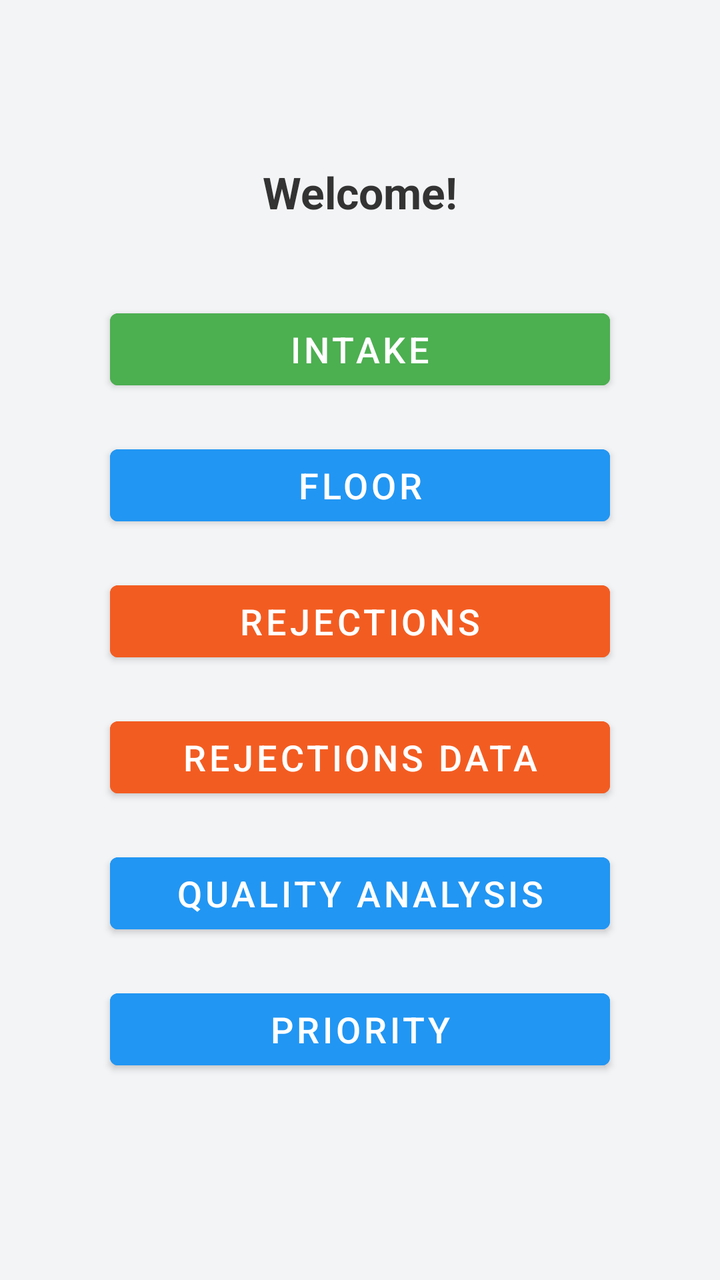
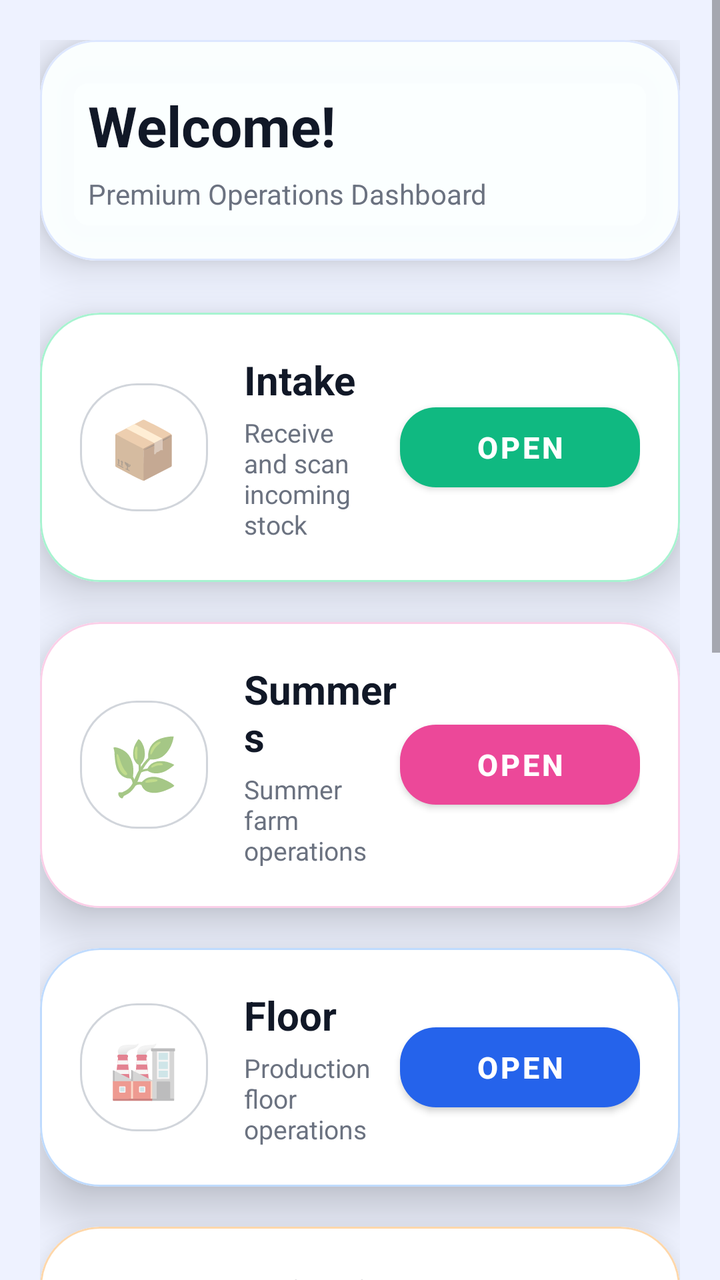

Compare the two renders of this Android layout. The source of the first and the diff that turns it into the second are given below.
<!-- AndroidManifest.xml: application theme Theme.YourApp -->
<!-- res/layout/activity_main_dashboard.xml -->
<?xml version="1.0" encoding="utf-8"?>
<LinearLayout xmlns:android="http://schemas.android.com/apk/res/android"
    android:orientation="vertical"
    android:gravity="center"
    android:background="#F3F4F6"
    android:padding="24dp"
    android:layout_width="match_parent"
    android:layout_height="match_parent">

    <TextView
        android:id="@+id/welcomeText"
        android:text="Welcome!"
        android:textColor="#333333"
        android:textSize="22sp"
        android:textStyle="bold"
        android:layout_marginBottom="40dp"
        android:layout_width="wrap_content"
        android:layout_height="wrap_content" />

    <Button
        android:id="@+id/intakeBtn"
        android:text="Intake"
        android:layout_width="250dp"
        android:layout_height="wrap_content"
        android:backgroundTint="#4CAF50"
        android:textColor="#FFFFFF"
        android:textSize="18sp"
        android:layout_marginBottom="20dp" />

    <Button
        android:id="@+id/floorBtn"
        android:text="Floor"
        android:layout_width="250dp"
        android:layout_height="wrap_content"
        android:backgroundTint="#2196F3"
        android:textColor="#FFFFFF"
        android:textSize="18sp"
        android:layout_marginBottom="20dp"/>










    <Button
        android:id="@+id/qcBtn1"
        android:text="REJECTIONS"
        android:layout_width="250dp"
        android:layout_height="wrap_content"
        android:backgroundTint="#F35C21"
        android:textColor="#FFFFFF"
        android:textSize="18sp"
        android:layout_marginBottom="20dp"/>

    <Button
        android:id="@+id/qcBtn2"
        android:text="REJECTIONS DATA"
        android:layout_width="250dp"
        android:layout_height="wrap_content"
        android:backgroundTint="#F35C21"
        android:textColor="#FFFFFF"
        android:textSize="18sp"
        android:layout_marginBottom="20dp"/>




    <Button
        android:id="@+id/qaBtn"
        android:text="Quality Analysis"
        android:layout_width="250dp"
        android:layout_height="wrap_content"
        android:backgroundTint="#2196F3"
        android:textColor="#FFFFFF"
        android:textSize="18sp"
        android:layout_marginBottom="20dp"/>

    <Button
        android:id="@+id/priorityBtn"
        android:text="PRIORITY"
        android:layout_width="250dp"
        android:layout_height="wrap_content"
        android:backgroundTint="#2196F3"
        android:textColor="#FFFFFF"
        android:textSize="18sp"
        android:layout_marginBottom="20dp"/>

</LinearLayout>
<!-- resources referenced by this layout -->
<resources>
  <style name="Theme.YourApp" parent="Theme.MaterialComponents.DayNight.NoActionBar">
          
          <item name="colorPrimary">@color/teal_700</item>
          <item name="colorPrimaryVariant">@color/teal_200</item>
          <item name="colorOnPrimary">@android:color/white</item>
  
          
          <item name="colorSecondary">@color/purple_500</item>
          <item name="colorSecondaryVariant">@color/purple_700</item>
          <item name="colorOnSecondary">@android:color/white</item>
  
          
          <item name="android:colorBackground">@color/white</item>
          <item name="colorSurface">@color/white</item>
          <item name="colorOnSurface">@android:color/black</item>
  
          
          <item name="android:statusBarColor">?attr/colorPrimaryVariant</item>
  
  
  
  
  
      </style>
  <color name="teal_700">#018786</color>
  <color name="teal_200">#03DAC5</color>
  <color name="purple_500">#6200EE</color>
  <color name="purple_700">#3700B3</color>
  <color name="white">#FFFFFF</color>
</resources>

<!-- the commit's change to res/layout/activity_main_dashboard.xml (unified diff, before → after) -->
@@ -1,92 +1,567 @@
 <?xml version="1.0" encoding="utf-8"?>
-<LinearLayout xmlns:android="http://schemas.android.com/apk/res/android"
-    android:orientation="vertical"
-    android:gravity="center"
-    android:background="#F3F4F6"
-    android:padding="24dp"
+<ScrollView xmlns:android="http://schemas.android.com/apk/res/android"
+    xmlns:app="http://schemas.android.com/apk/res-auto"
     android:layout_width="match_parent"
-    android:layout_height="match_parent">
-
-    <TextView
-        android:id="@+id/welcomeText"
-        android:text="Welcome!"
-        android:textColor="#333333"
-        android:textSize="22sp"
-        android:textStyle="bold"
-        android:layout_marginBottom="40dp"
-        android:layout_width="wrap_content"
-        android:layout_height="wrap_content" />
-
-    <Button
-        android:id="@+id/intakeBtn"
-        android:text="Intake"
-        android:layout_width="250dp"
+    android:layout_height="match_parent"
+    android:fillViewport="true"
+    android:background="#EEF2FF">
+
+    <LinearLayout
+        android:layout_width="match_parent"
         android:layout_height="wrap_content"
-        android:backgroundTint="#4CAF50"
-        android:textColor="#FFFFFF"
-        android:textSize="18sp"
-        android:layout_marginBottom="20dp" />
-
-    <Button
-        android:id="@+id/floorBtn"
-        android:text="Floor"
-        android:layout_width="250dp"
-        android:layout_height="wrap_content"
-        android:backgroundTint="#2196F3"
-        android:textColor="#FFFFFF"
-        android:textSize="18sp"
-        android:layout_marginBottom="20dp"/>
-
-
-
-
-
-
-
-
-
-
-    <Button
-        android:id="@+id/qcBtn1"
-        android:text="REJECTIONS"
-        android:layout_width="250dp"
-        android:layout_height="wrap_content"
-        android:backgroundTint="#F35C21"
-        android:textColor="#FFFFFF"
-        android:textSize="18sp"
-        android:layout_marginBottom="20dp"/>
-
-    <Button
-        android:id="@+id/qcBtn2"
-        android:text="REJECTIONS DATA"
-        android:layout_width="250dp"
-        android:layout_height="wrap_content"
-        android:backgroundTint="#F35C21"
-        android:textColor="#FFFFFF"
-        android:textSize="18sp"
-        android:layout_marginBottom="20dp"/>
-
-
-
-
-    <Button
-        android:id="@+id/qaBtn"
-        android:text="Quality Analysis"
-        android:layout_width="250dp"
-        android:layout_height="wrap_content"
-        android:backgroundTint="#2196F3"
-        android:textColor="#FFFFFF"
-        android:textSize="18sp"
-        android:layout_marginBottom="20dp"/>
-
-    <Button
-        android:id="@+id/priorityBtn"
-        android:text="PRIORITY"
-        android:layout_width="250dp"
-        android:layout_height="wrap_content"
-        android:backgroundTint="#2196F3"
-        android:textColor="#FFFFFF"
-        android:textSize="18sp"
-        android:layout_marginBottom="20dp"/>
-
-</LinearLayout>
+        android:orientation="vertical"
+        android:padding="20dp">
+
+        
+        <com.google.android.material.card.MaterialCardView
+            android:layout_width="match_parent"
+            android:layout_height="wrap_content"
+            android:layout_marginBottom="26dp"
+            app:cardCornerRadius="28dp"
+            app:cardElevation="12dp"
+            app:strokeColor="#DDE7FF"
+            app:strokeWidth="1dp"
+            app:cardBackgroundColor="#F8FBFFFF">
+
+            <LinearLayout
+                android:layout_width="match_parent"
+                android:layout_height="wrap_content"
+                android:orientation="vertical"
+                android:padding="24dp">
+
+                <TextView
+                    android:id="@+id/welcomeText"
+                    android:layout_width="wrap_content"
+                    android:layout_height="wrap_content"
+                    android:text="Welcome!"
+                    android:textColor="#111827"
+                    android:textSize="28sp"
+                    android:textStyle="bold" />
+
+                <TextView
+                    android:layout_width="wrap_content"
+                    android:layout_height="wrap_content"
+                    android:text="Premium Operations Dashboard"
+                    android:textColor="#6B7280"
+                    android:textSize="14sp"
+                    android:layout_marginTop="6dp" />
+
+            </LinearLayout>
+
+        </com.google.android.material.card.MaterialCardView>
+
+        
+        <com.google.android.material.card.MaterialCardView
+            android:layout_width="match_parent"
+            android:layout_height="wrap_content"
+            android:layout_marginBottom="20dp"
+            app:cardCornerRadius="30dp"
+            app:cardElevation="14dp"
+            app:strokeColor="#A7F3D0"
+            app:strokeWidth="1dp"
+            app:cardBackgroundColor="#FFFFFF">
+
+            <LinearLayout
+                android:layout_width="match_parent"
+                android:layout_height="wrap_content"
+                android:orientation="horizontal"
+                android:gravity="center_vertical"
+                android:padding="20dp">
+
+                <LinearLayout
+                    android:layout_width="64dp"
+                    android:layout_height="64dp"
+                    android:gravity="center"
+                    android:background="@drawable/header_glass">
+
+                    <TextView
+                        android:layout_width="wrap_content"
+                        android:layout_height="wrap_content"
+                        android:text="📦"
+                        android:textSize="28sp" />
+
+                </LinearLayout>
+
+                <LinearLayout
+                    android:layout_width="0dp"
+                    android:layout_height="wrap_content"
+                    android:layout_weight="1"
+                    android:orientation="vertical"
+                    android:layout_marginStart="18dp">
+
+                    <TextView
+                        android:layout_width="wrap_content"
+                        android:layout_height="wrap_content"
+                        android:text="Intake"
+                        android:textColor="#111827"
+                        android:textSize="20sp"
+                        android:textStyle="bold" />
+
+                    <TextView
+                        android:layout_width="wrap_content"
+                        android:layout_height="wrap_content"
+                        android:text="Receive and scan incoming stock"
+                        android:textColor="#6B7280"
+                        android:textSize="13sp"
+                        android:layout_marginTop="4dp" />
+
+                </LinearLayout>
+
+                <com.google.android.material.button.MaterialButton
+                    android:id="@+id/intakeBtn"
+                    android:layout_width="120dp"
+                    android:layout_height="52dp"
+                    android:text="OPEN"
+                    android:textAllCaps="false"
+                    android:textSize="15sp"
+                    android:textStyle="bold"
+                    android:textColor="#FFFFFF"
+                    app:backgroundTint="#10B981"
+                    app:cornerRadius="18dp"
+                    app:elevation="6dp" />
+
+            </LinearLayout>
+
+        </com.google.android.material.card.MaterialCardView>
+
+        
+        <com.google.android.material.card.MaterialCardView
+            android:layout_width="match_parent"
+            android:layout_height="wrap_content"
+            android:layout_marginBottom="20dp"
+            app:cardCornerRadius="30dp"
+            app:cardElevation="14dp"
+            app:strokeColor="#FBCFE8"
+            app:strokeWidth="1dp"
+            app:cardBackgroundColor="#FFFFFF">
+
+            <LinearLayout
+                android:layout_width="match_parent"
+                android:layout_height="wrap_content"
+                android:orientation="horizontal"
+                android:gravity="center_vertical"
+                android:padding="20dp">
+
+                <LinearLayout
+                    android:layout_width="64dp"
+                    android:layout_height="64dp"
+                    android:gravity="center"
+                    android:background="@drawable/header_glass">
+
+                    <TextView
+                        android:text="🌿"
+                        android:textSize="28sp"
+                        android:layout_width="wrap_content"
+                        android:layout_height="wrap_content"/>
+
+                </LinearLayout>
+
+                <LinearLayout
+                    android:layout_width="0dp"
+                    android:layout_height="wrap_content"
+                    android:layout_weight="1"
+                    android:orientation="vertical"
+                    android:layout_marginStart="18dp">
+
+                    <TextView
+                        android:text="Summers"
+                        android:textColor="#111827"
+                        android:textSize="20sp"
+                        android:textStyle="bold"
+                        android:layout_width="wrap_content"
+                        android:layout_height="wrap_content"/>
+
+                    <TextView
+                        android:text="Summer farm operations"
+                        android:textColor="#6B7280"
+                        android:textSize="13sp"
+                        android:layout_marginTop="4dp"
+                        android:layout_width="wrap_content"
+                        android:layout_height="wrap_content"/>
+
+                </LinearLayout>
+
+                <com.google.android.material.button.MaterialButton
+                    android:id="@+id/SummersBtn"
+                    android:layout_width="120dp"
+                    android:layout_height="52dp"
+                    android:text="OPEN"
+                    android:textAllCaps="false"
+                    android:textSize="15sp"
+                    android:textStyle="bold"
+                    android:textColor="#FFFFFF"
+                    app:backgroundTint="#EC4899"
+                    app:cornerRadius="18dp" />
+
+            </LinearLayout>
+
+        </com.google.android.material.card.MaterialCardView>
+
+        
+        <com.google.android.material.card.MaterialCardView
+            android:layout_width="match_parent"
+            android:layout_height="wrap_content"
+            android:layout_marginBottom="20dp"
+            app:cardCornerRadius="30dp"
+            app:cardElevation="14dp"
+            app:strokeColor="#BFDBFE"
+            app:strokeWidth="1dp"
+            app:cardBackgroundColor="#FFFFFF">
+
+            <LinearLayout
+                android:layout_width="match_parent"
+                android:layout_height="wrap_content"
+                android:orientation="horizontal"
+                android:gravity="center_vertical"
+                android:padding="20dp">
+
+                <LinearLayout
+                    android:layout_width="64dp"
+                    android:layout_height="64dp"
+                    android:gravity="center"
+                    android:background="@drawable/header_glass">
+
+                    <TextView
+                        android:text="🏭"
+                        android:textSize="28sp"
+                        android:layout_width="wrap_content"
+                        android:layout_height="wrap_content"/>
+
+                </LinearLayout>
+
+                <LinearLayout
+                    android:layout_width="0dp"
+                    android:layout_height="wrap_content"
+                    android:layout_weight="1"
+                    android:orientation="vertical"
+                    android:layout_marginStart="18dp">
+
+                    <TextView
+                        android:text="Floor"
+                        android:textColor="#111827"
+                        android:textSize="20sp"
+                        android:textStyle="bold"
+                        android:layout_width="wrap_content"
+                        android:layout_height="wrap_content"/>
+
+                    <TextView
+                        android:text="Production floor operations"
+                        android:textColor="#6B7280"
+                        android:textSize="13sp"
+                        android:layout_marginTop="4dp"
+                        android:layout_width="wrap_content"
+                        android:layout_height="wrap_content"/>
+
+                </LinearLayout>
+
+                <com.google.android.material.button.MaterialButton
+                    android:id="@+id/floorBtn"
+                    android:layout_width="120dp"
+                    android:layout_height="52dp"
+                    android:text="OPEN"
+                    android:textAllCaps="false"
+                    android:textSize="15sp"
+                    android:textStyle="bold"
+                    android:textColor="#FFFFFF"
+                    app:backgroundTint="#2563EB"
+                    app:cornerRadius="18dp" />
+
+            </LinearLayout>
+
+        </com.google.android.material.card.MaterialCardView>
+
+        
+        <com.google.android.material.card.MaterialCardView
+            android:layout_width="match_parent"
+            android:layout_height="wrap_content"
+            android:layout_marginBottom="20dp"
+            app:cardCornerRadius="30dp"
+            app:cardElevation="14dp"
+            app:strokeColor="#FED7AA"
+            app:strokeWidth="1dp"
+            app:cardBackgroundColor="#FFFFFF">
+
+            <LinearLayout
+                android:layout_width="match_parent"
+                android:layout_height="wrap_content"
+                android:orientation="horizontal"
+                android:gravity="center_vertical"
+                android:padding="20dp">
+
+                <LinearLayout
+                    android:layout_width="64dp"
+                    android:layout_height="64dp"
+                    android:gravity="center"
+                    android:background="@drawable/header_glass">
+
+                    <TextView
+                        android:text="⚠️"
+                        android:textSize="28sp"
+                        android:layout_width="wrap_content"
+                        android:layout_height="wrap_content"/>
+
+                </LinearLayout>
+
+                <LinearLayout
+                    android:layout_width="0dp"
+                    android:layout_height="wrap_content"
+                    android:layout_weight="1"
+                    android:orientation="vertical"
+                    android:layout_marginStart="18dp">
+
+                    <TextView
+                        android:text="Rejections"
+                        android:textColor="#111827"
+                        android:textSize="20sp"
+                        android:textStyle="bold"
+                        android:layout_width="wrap_content"
+                        android:layout_height="wrap_content"/>
+
+                    <TextView
+                        android:text="Manage rejected stock"
+                        android:textColor="#6B7280"
+                        android:textSize="13sp"
+                        android:layout_marginTop="4dp"
+                        android:layout_width="wrap_content"
+                        android:layout_height="wrap_content"/>
+
+                </LinearLayout>
+
+                <com.google.android.material.button.MaterialButton
+                    android:id="@+id/qcBtn1"
+                    android:layout_width="120dp"
+                    android:layout_height="52dp"
+                    android:text="OPEN"
+                    android:textAllCaps="false"
+                    android:textSize="15sp"
+                    android:textStyle="bold"
+                    android:textColor="#FFFFFF"
+                    app:backgroundTint="#F97316"
+                    app:cornerRadius="18dp" />
+
+            </LinearLayout>
+
+        </com.google.android.material.card.MaterialCardView>
+
+        
+        <com.google.android.material.card.MaterialCardView
+            android:layout_width="match_parent"
+            android:layout_height="wrap_content"
+            android:layout_marginBottom="20dp"
+            app:cardCornerRadius="30dp"
+            app:cardElevation="14dp"
+            app:strokeColor="#FDBA74"
+            app:strokeWidth="1dp"
+            app:cardBackgroundColor="#FFFFFF">
+
+            <LinearLayout
+                android:layout_width="match_parent"
+                android:layout_height="wrap_content"
+                android:orientation="horizontal"
+                android:gravity="center_vertical"
+                android:padding="20dp">
+
+                <LinearLayout
+                    android:layout_width="64dp"
+                    android:layout_height="64dp"
+                    android:gravity="center"
+                    android:background="@drawable/header_glass">
+
+                    <TextView
+                        android:text="📋"
+                        android:textSize="28sp"
+                        android:layout_width="wrap_content"
+                        android:layout_height="wrap_content"/>
+
+                </LinearLayout>
+
+                <LinearLayout
+                    android:layout_width="0dp"
+                    android:layout_height="wrap_content"
+                    android:layout_weight="1"
+                    android:orientation="vertical"
+                    android:layout_marginStart="18dp">
+
+                    <TextView
+                        android:text="Rejections Data"
+                        android:textColor="#111827"
+                        android:textSize="20sp"
+                        android:textStyle="bold"
+                        android:layout_width="wrap_content"
+                        android:layout_height="wrap_content"/>
+
+                    <TextView
+                        android:text="View rejection analytics"
+                        android:textColor="#6B7280"
+                        android:textSize="13sp"
+                        android:layout_marginTop="4dp"
+                        android:layout_width="wrap_content"
+                        android:layout_height="wrap_content"/>
+
+                </LinearLayout>
+
+                <com.google.android.material.button.MaterialButton
+                    android:id="@+id/qcBtn2"
+                    android:layout_width="120dp"
+                    android:layout_height="52dp"
+                    android:text="OPEN"
+                    android:textAllCaps="false"
+                    android:textSize="15sp"
+                    android:textStyle="bold"
+                    android:textColor="#FFFFFF"
+                    app:backgroundTint="#EA580C"
+                    app:cornerRadius="18dp" />
+
+            </LinearLayout>
+
+        </com.google.android.material.card.MaterialCardView>
+
+        
+        <com.google.android.material.card.MaterialCardView
+            android:layout_width="match_parent"
+            android:layout_height="wrap_content"
+            android:layout_marginBottom="20dp"
+            app:cardCornerRadius="30dp"
+            app:cardElevation="14dp"
+            app:strokeColor="#BFDBFE"
+            app:strokeWidth="1dp"
+            app:cardBackgroundColor="#FFFFFF">
+
+            <LinearLayout
+                android:layout_width="match_parent"
+                android:layout_height="wrap_content"
+                android:orientation="horizontal"
+                android:gravity="center_vertical"
+                android:padding="20dp">
+
+                <LinearLayout
+                    android:layout_width="64dp"
+                    android:layout_height="64dp"
+                    android:gravity="center"
+                    android:background="@drawable/header_glass">
+
+                    <TextView
+                        android:text="📈"
+                        android:textSize="28sp"
+                        android:layout_width="wrap_content"
+                        android:layout_height="wrap_content"/>
+
+                </LinearLayout>
+
+                <LinearLayout
+                    android:layout_width="0dp"
+                    android:layout_height="wrap_content"
+                    android:layout_weight="1"
+                    android:orientation="vertical"
+                    android:layout_marginStart="18dp">
+
+                    <TextView
+                        android:text="Quality Analysis"
+                        android:textColor="#111827"
+                        android:textSize="20sp"
+                        android:textStyle="bold"
+                        android:layout_width="wrap_content"
+                        android:layout_height="wrap_content"/>
+
+                    <TextView
+                        android:text="Detailed QA reporting"
+                        android:textColor="#6B7280"
+                        android:textSize="13sp"
+                        android:layout_marginTop="4dp"
+                        android:layout_width="wrap_content"
+                        android:layout_height="wrap_content"/>
+
+                </LinearLayout>
+
+                <com.google.android.material.button.MaterialButton
+                    android:id="@+id/qaBtn"
+                    android:layout_width="120dp"
+                    android:layout_height="52dp"
+                    android:text="OPEN"
+                    android:textAllCaps="false"
+                    android:textSize="15sp"
+                    android:textStyle="bold"
+                    android:textColor="#FFFFFF"
+                    app:backgroundTint="#3B82F6"
+                    app:cornerRadius="18dp" />
+
+            </LinearLayout>
+
+        </com.google.android.material.card.MaterialCardView>
+
+        
+        <com.google.android.material.card.MaterialCardView
+            android:layout_width="match_parent"
+            android:layout_height="wrap_content"
+            android:layout_marginBottom="20dp"
+            app:cardCornerRadius="30dp"
+            app:cardElevation="14dp"
+            app:strokeColor="#DDD6FE"
+            app:strokeWidth="1dp"
+            app:cardBackgroundColor="#FFFFFF">
+
+            <LinearLayout
+                android:layout_width="match_parent"
+                android:layout_height="wrap_content"
+                android:orientation="horizontal"
+                android:gravity="center_vertical"
+                android:padding="20dp">
+
+                <LinearLayout
+                    android:layout_width="64dp"
+                    android:layout_height="64dp"
+                    android:gravity="center"
+                    android:background="@drawable/header_glass">
+
+                    <TextView
+                        android:text="⭐"
+                        android:textSize="28sp"
+                        android:layout_width="wrap_content"
+                        android:layout_height="wrap_content"/>
+
+                </LinearLayout>
+
+                <LinearLayout
+                    android:layout_width="0dp"
+                    android:layout_height="wrap_content"
+                    android:layout_weight="1"
+                    android:orientation="vertical"
+                    android:layout_marginStart="18dp">
+
+                    <TextView
+                        android:text="Priority"
+                        android:textColor="#111827"
+                        android:textSize="20sp"
+                        android:textStyle="bold"
+                        android:layout_width="wrap_content"
+                        android:layout_height="wrap_content"/>
+
+                    <TextView
+                        android:text="High priority operations"
+                        android:textColor="#6B7280"
+                        android:textSize="13sp"
+                        android:layout_marginTop="4dp"
+                        android:layout_width="wrap_content"
+                        android:layout_height="wrap_content"/>
+
+                </LinearLayout>
+
+                <com.google.android.material.button.MaterialButton
+                    android:id="@+id/priorityBtn"
+                    android:layout_width="120dp"
+                    android:layout_height="52dp"
+                    android:text="OPEN"
+                    android:textAllCaps="false"
+                    android:textSize="15sp"
+                    android:textStyle="bold"
+                    android:textColor="#FFFFFF"
+                    app:backgroundTint="#7C3AED"
+                    app:cornerRadius="18dp" />
+
+            </LinearLayout>
+
+        </com.google.android.material.card.MaterialCardView>
+
+    </LinearLayout>
+
+</ScrollView>
<!-- resource entries referenced after the edit -->
@@ -1,5 +1,27 @@
 <!-- resources referenced by this layout -->
 <resources>
+  <!-- drawable header_glass (drawable) -->
+  <?xml version="1.0" encoding="utf-8"?>
+  <shape xmlns:android="http://schemas.android.com/apk/res/android">
+  
+      <gradient
+          android:angle="315"
+          android:endColor="#F8FFFFFF"
+          android:startColor="#EEFFFFFF" />
+  
+      <corners android:radius="28dp" />
+  
+      <stroke
+          android:width="1dp"
+          android:color="#D1D5DB" />
+  
+      <padding
+          android:left="2dp"
+          android:right="2dp"
+          android:top="2dp"
+          android:bottom="2dp" />
+  
+  </shape>
   <style name="Theme.YourApp" parent="Theme.MaterialComponents.DayNight.NoActionBar">
           
           <item name="colorPrimary">@color/teal_700</item>
